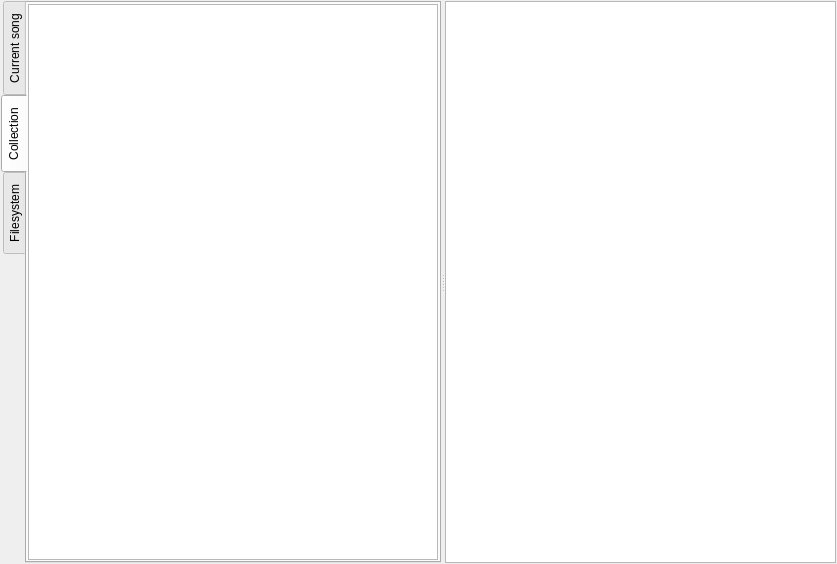
Old version of the form src/plugins/lmp/playertab.ui in the repository 0xd34df00d/leechcraft.
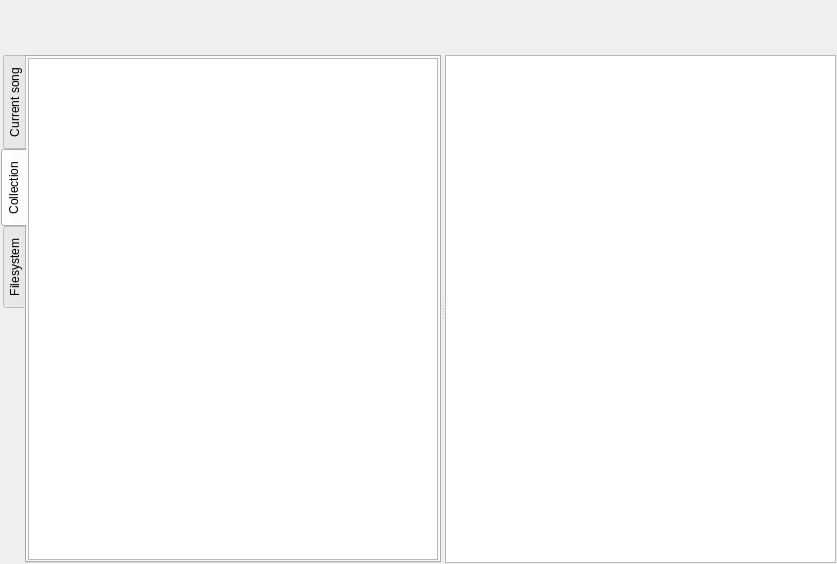
New version of the form.

Commit message: LMP: display now playing song.

Patch:
```diff
--- a/src/plugins/lmp/playertab.ui
+++ b/src/plugins/lmp/playertab.ui
@@ -17,8 +17,47 @@
    <property name="margin">
     <number>1</number>
    </property>
+   <item>
+    <layout class="QHBoxLayout" name="horizontalLayout">
+     <item>
+      <widget class="QLabel" name="NPArt_">
+       <property name="sizePolicy">
+        <sizepolicy hsizetype="Fixed" vsizetype="Fixed">
+         <horstretch>0</horstretch>
+         <verstretch>0</verstretch>
+        </sizepolicy>
+       </property>
+       <property name="minimumSize">
+        <size>
+         <width>48</width>
+         <height>48</height>
+        </size>
+       </property>
+       <property name="text">
+        <string/>
+       </property>
+       <property name="scaledContents">
+        <bool>true</bool>
+       </property>
+      </widget>
+     </item>
+     <item>
+      <widget class="QLabel" name="NowPlaying_">
+       <property name="text">
+        <string/>
+       </property>
+      </widget>
+     </item>
+    </layout>
+   </item>
    <item>
     <widget class="QSplitter" name="MainSplitter_">
+     <property name="sizePolicy">
+      <sizepolicy hsizetype="Expanding" vsizetype="Expanding">
+       <horstretch>0</horstretch>
+       <verstretch>0</verstretch>
+      </sizepolicy>
+     </property>
      <property name="orientation">
       <enum>Qt::Horizontal</enum>
      </property>
```
The commit also changes 2 other files.
